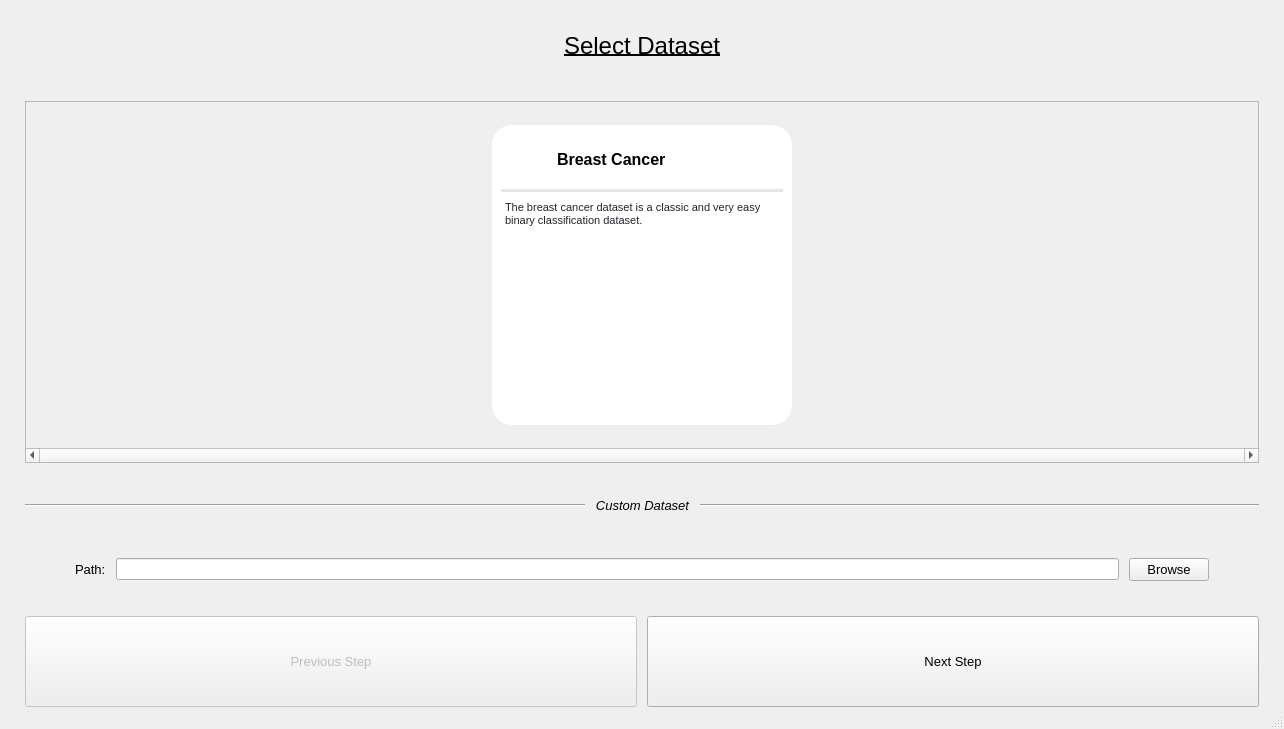
Above: UI/Design/dataset.ui from MarkMolenmakerHU/INNO_xAITool before the change. Below: the same form after it.
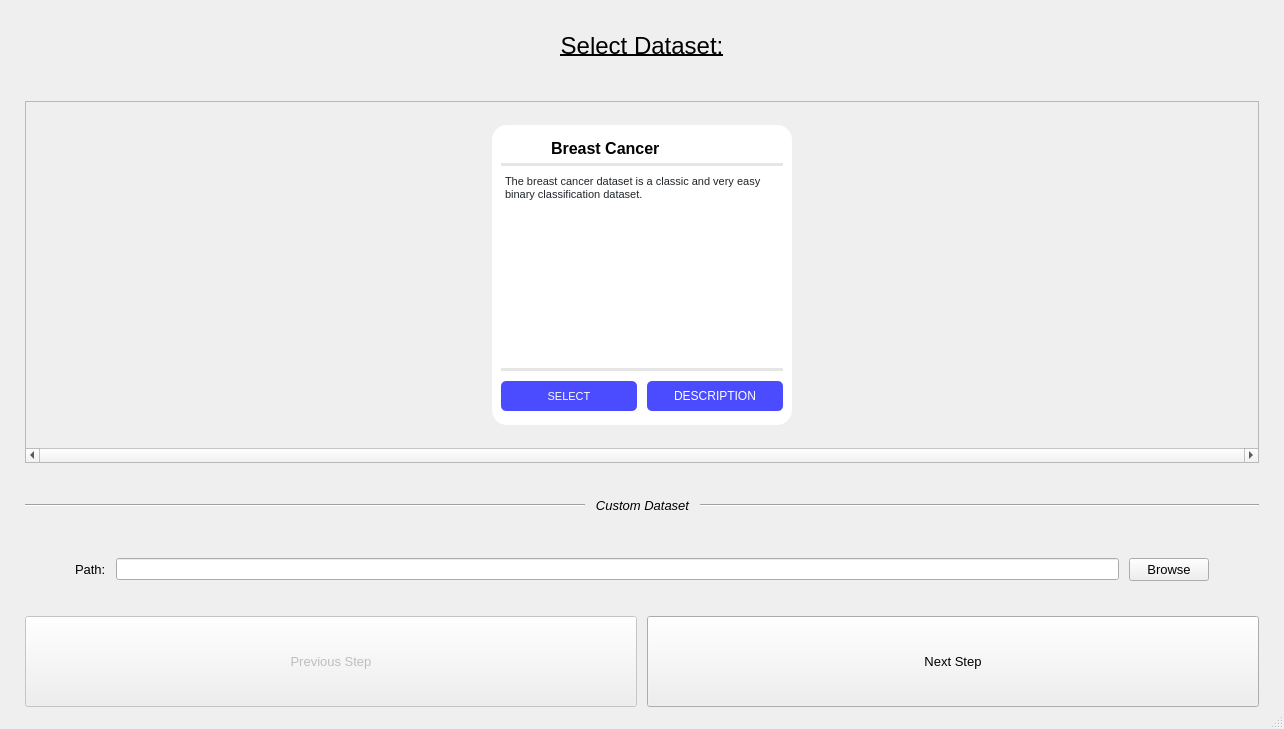
That is the form after the change. Icons and pictures are not drawn.

Commit message: - Implemented selecting mechanic

What changed in the file:
```diff
--- a/UI/Design/dataset.ui
+++ b/UI/Design/dataset.ui
@@ -45,7 +45,7 @@
        </font>
       </property>
       <property name="text">
-       <string>Select Dataset</string>
+       <string>Select Dataset:</string>
       </property>
       <property name="alignment">
        <set>Qt::AlignCenter</set>
@@ -255,12 +255,159 @@
           </property>
           <property name="styleSheet">
            <string notr="true">background: rgb(255, 255, 255);
-border-radius: 20px;</string>
+border-radius: 15px;</string>
           </property>
-          <layout class="QGridLayout" name="gridLayout_2" rowstretch="1,0,0" columnstretch="0,0">
+          <layout class="QGridLayout" name="gridLayout_2" rowstretch="1,0,0,0,0,0" columnstretch="0,0">
            <property name="verticalSpacing">
             <number>5</number>
            </property>
+           <item row="3" column="0" colspan="2">
+            <widget class="QTextBrowser" name="textBrowser">
+             <property name="sizePolicy">
+              <sizepolicy hsizetype="Expanding" vsizetype="Expanding">
+               <horstretch>2</horstretch>
+               <verstretch>0</verstretch>
+              </sizepolicy>
+             </property>
+             <property name="verticalScrollBarPolicy">
+              <enum>Qt::ScrollBarAsNeeded</enum>
+             </property>
+             <property name="horizontalScrollBarPolicy">
+              <enum>Qt::ScrollBarAlwaysOff</enum>
+             </property>
+             <property name="html">
+              <string>&lt;!DOCTYPE HTML PUBLIC &quot;-//W3C//DTD HTML 4.0//EN&quot; &quot;http://www.w3.org/TR/REC-html40/strict.dtd&quot;&gt;
+&lt;html&gt;&lt;head&gt;&lt;meta name=&quot;qrichtext&quot; content=&quot;1&quot; /&gt;&lt;style type=&quot;text/css&quot;&gt;
+p, li { white-space: pre-wrap; }
+&lt;/style&gt;&lt;/head&gt;&lt;body style=&quot; font-family:'MS Shell Dlg 2'; font-size:7.8pt; font-weight:400; font-style:normal;&quot;&gt;
+&lt;p style=&quot; margin-top:0px; margin-bottom:0px; margin-left:0px; margin-right:0px; -qt-block-indent:0; text-indent:0px;&quot;&gt;&lt;span style=&quot; font-family:'-apple-system','BlinkMacSystemFont','Segoe UI','Roboto','Helvetica Neue','Arial','Noto Sans','sans-serif','Apple Color Emoji','Segoe UI Emoji','Segoe UI Symbol','Noto Color Emoji'; font-size:8pt; color:#212529; background-color:#ffffff;&quot;&gt;The breast cancer dataset is a classic and very easy binary classification dataset.&lt;/span&gt;&lt;/p&gt;&lt;/body&gt;&lt;/html&gt;</string>
+             </property>
+            </widget>
+           </item>
+           <item row="5" column="0" colspan="2">
+            <layout class="QHBoxLayout" name="horizontalLayout_4">
+             <property name="spacing">
+              <number>10</number>
+             </property>
+             <property name="topMargin">
+              <number>5</number>
+             </property>
+             <property name="bottomMargin">
+              <number>5</number>
+             </property>
+             <item>
+              <widget class="QPushButton" name="selectButton">
+               <property name="minimumSize">
+                <size>
+                 <width>0</width>
+                 <height>30</height>
+                </size>
+               </property>
+               <property name="font">
+                <font>
+                 <pointsize>8</pointsize>
+                </font>
+               </property>
+               <property name="autoFillBackground">
+                <bool>false</bool>
+               </property>
+               <property name="styleSheet">
+                <string notr="true">background-color: rgb(75, 75, 255);
+color: rgb(255, 255, 255);
+border-radius: 5px;</string>
+               </property>
+               <property name="text">
+                <string>SELECT</string>
+               </property>
+              </widget>
+             </item>
+             <item>
+              <widget class="QPushButton" name="descriptionButton">
+               <property name="minimumSize">
+                <size>
+                 <width>0</width>
+                 <height>30</height>
+                </size>
+               </property>
+               <property name="styleSheet">
+                <string notr="true">background-color: rgb(75, 75, 255);
+color: rgb(255, 255, 255);
+border-radius: 5px;</string>
+               </property>
+               <property name="text">
+                <string>DESCRIPTION</string>
+               </property>
+              </widget>
+             </item>
+            </layout>
+           </item>
+           <item row="2" column="0" colspan="2">
+            <widget class="Line" name="line_3">
+             <property name="sizePolicy">
+              <sizepolicy hsizetype="Expanding" vsizetype="Minimum">
+               <horstretch>0</horstretch>
+               <verstretch>0</verstretch>
+              </sizepolicy>
+             </property>
+             <property name="minimumSize">
+              <size>
+               <width>0</width>
+               <height>1</height>
+              </size>
+             </property>
+             <property name="font">
+              <font>
+               <weight>50</weight>
+               <bold>false</bold>
+              </font>
+             </property>
+             <property name="styleSheet">
+              <string notr="true">background: rgba(0, 0, 0, 0.1);</string>
+             </property>
+             <property name="lineWidth">
+              <number>1</number>
+             </property>
+             <property name="midLineWidth">
+              <number>1</number>
+             </property>
+             <property name="orientation">
+              <enum>Qt::Horizontal</enum>
+             </property>
+            </widget>
+           </item>
+           <item row="4" column="0" colspan="2">
+            <widget class="Line" name="line_4">
+             <property name="sizePolicy">
+              <sizepolicy hsizetype="Expanding" vsizetype="Minimum">
+               <horstretch>0</horstretch>
+               <verstretch>0</verstretch>
+              </sizepolicy>
+             </property>
+             <property name="minimumSize">
+              <size>
+               <width>0</width>
+               <height>1</height>
+              </size>
+             </property>
+             <property name="styleSheet">
+              <string notr="true">background: rgba(0, 0, 0, 0.1);</string>
+             </property>
+             <property name="midLineWidth">
+              <number>1</number>
+             </property>
+             <property name="orientation">
+              <enum>Qt::Horizontal</enum>
+             </property>
+            </widget>
+           </item>
+           <item row="1" column="0" colspan="2">
+            <layout class="QGridLayout" name="gridLayout_3" columnstretch="2,4,1,0">
+             <property name="topMargin">
+              <number>0</number>
+             </property>
+             <property name="rightMargin">
+              <number>10</number>
+             </property>
            <item row="0" column="0">
             <widget class="QLabel" name="label_4">
              <property name="sizePolicy">
@@ -295,42 +442,8 @@
              </property>
             </widget>
            </item>
-           <item row="1" column="0" colspan="2">
-            <widget class="Line" name="line_3">
-             <property name="sizePolicy">
-              <sizepolicy hsizetype="Expanding" vsizetype="Minimum">
-               <horstretch>0</horstretch>
-               <verstretch>0</verstretch>
-              </sizepolicy>
-             </property>
-             <property name="minimumSize">
-              <size>
-               <width>0</width>
-               <height>1</height>
-              </size>
-             </property>
-             <property name="font">
-              <font>
-               <weight>50</weight>
-               <bold>false</bold>
-              </font>
-             </property>
-             <property name="styleSheet">
-              <string notr="true">background: rgba(0, 0, 0, 0.1);</string>
-             </property>
-             <property name="lineWidth">
-              <number>1</number>
-             </property>
-             <property name="midLineWidth">
-              <number>1</number>
-             </property>
-             <property name="orientation">
-              <enum>Qt::Horizontal</enum>
-             </property>
-            </widget>
-           </item>
            <item row="0" column="1">
-            <widget class="QLabel" name="label_5">
+              <widget class="QLabel" name="titleLabel">
              <property name="font">
               <font>
                <pointsize>12</pointsize>
@@ -346,28 +459,38 @@
              </property>
             </widget>
            </item>
-           <item row="2" column="0" colspan="2">
-            <widget class="QTextBrowser" name="textBrowser">
+             <item row="0" column="2">
+              <widget class="QLabel" name="label_6">
              <property name="sizePolicy">
-              <sizepolicy hsizetype="Expanding" vsizetype="Expanding">
-               <horstretch>2</horstretch>
+                <sizepolicy hsizetype="Maximum" vsizetype="Maximum">
+                 <horstretch>0</horstretch>
                <verstretch>0</verstretch>
               </sizepolicy>
              </property>
-             <property name="verticalScrollBarPolicy">
-              <enum>Qt::ScrollBarAsNeeded</enum>
-             </property>
-             <property name="horizontalScrollBarPolicy">
-              <enum>Qt::ScrollBarAlwaysOff</enum>
-             </property>
-             <property name="html">
-              <string>&lt;!DOCTYPE HTML PUBLIC &quot;-//W3C//DTD HTML 4.0//EN&quot; &quot;http://www.w3.org/TR/REC-html40/strict.dtd&quot;&gt;
-&lt;html&gt;&lt;head&gt;&lt;meta name=&quot;qrichtext&quot; content=&quot;1&quot; /&gt;&lt;style type=&quot;text/css&quot;&gt;
-p, li { white-space: pre-wrap; }
-&lt;/style&gt;&lt;/head&gt;&lt;body style=&quot; font-family:'MS Shell Dlg 2'; font-size:7.8pt; font-weight:400; font-style:normal;&quot;&gt;
-&lt;p style=&quot; margin-top:0px; margin-bottom:0px; margin-left:0px; margin-right:0px; -qt-block-indent:0; text-indent:0px;&quot;&gt;&lt;span style=&quot; font-family:'-apple-system','BlinkMacSystemFont','Segoe UI','Roboto','Helvetica Neue','Arial','Noto Sans','sans-serif','Apple Color Emoji','Segoe UI Emoji','Segoe UI Symbol','Noto Color Emoji'; font-size:8pt; color:#212529; background-color:#ffffff;&quot;&gt;The breast cancer dataset is a classic and very easy binary classification dataset.&lt;/span&gt;&lt;/p&gt;&lt;/body&gt;&lt;/html&gt;</string>
-             </property>
-            </widget>
+               <property name="maximumSize">
+                <size>
+                 <width>25</width>
+                 <height>25</height>
+                </size>
+               </property>
+               <property name="toolTip">
+                <string extracomment="Info"/>
+               </property>
+               <property name="text">
+                <string/>
+               </property>
+               <property name="pixmap">
+                <pixmap>Images/info.png</pixmap>
+               </property>
+               <property name="scaledContents">
+                <bool>true</bool>
+               </property>
+               <property name="alignment">
+                <set>Qt::AlignRight|Qt::AlignTop|Qt::AlignTrailing</set>
+               </property>
+              </widget>
+             </item>
+            </layout>
            </item>
           </layout>
          </widget>
```
Left out of the diff: 6 changed lines with no effect on the pictures. Lines whose indentation alone changed are shown as unchanged. The commit also changes 2 other files.
